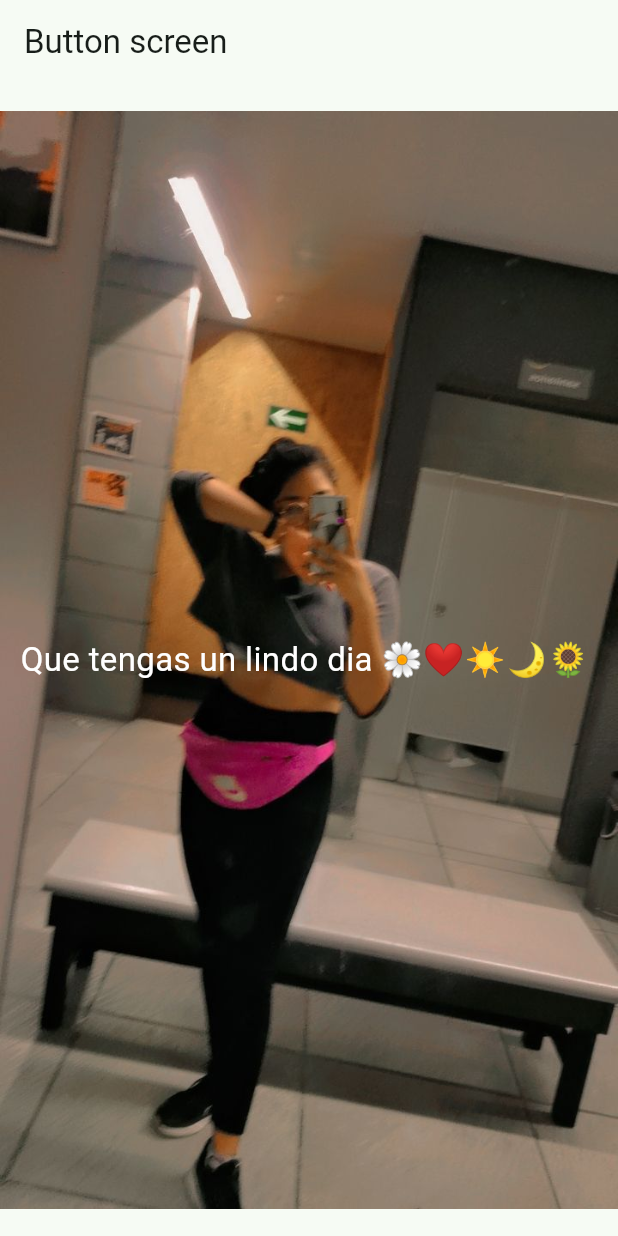
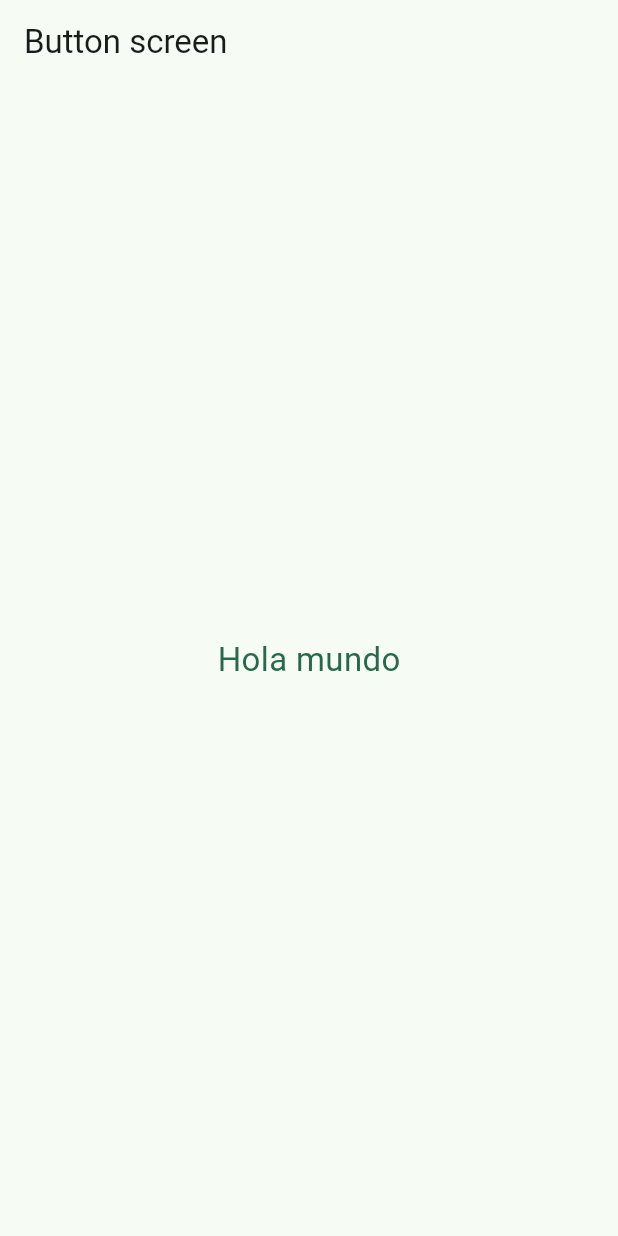
Before and after one commit to Guillermo-NH/widgets_app, a Flutter app: the ButtonsScreen screen opened by its route, on a phone screen of 412 x 824 dp. Run offline on Flutter 3.47's test engine with Material 2 defaults, Android fonts, the phone set to English and light mode, and no system bars; our stand-ins replace go_router.

Commit message:
rutas con nombre implementado

```diff
--- a/lib/config/router/app_router.dart
+++ b/lib/config/router/app_router.dart
@@ -7,14 +7,17 @@ final appRouter = GoRouter(
   routes: [
     GoRoute(
       path: '/',
+      name: HomeScreen.name,
       builder: (context, state) => const HomeScreen(),
     ),
     GoRoute(
       path: '/buttons',
+      name: ButtonsScreen.name,
       builder: (context, state) => const ButtonsScreen(),
     ),
     GoRoute(
       path: '/cards',
+      name: CardsScreen.name,
       builder: (context, state) => const CardsScreen(),
     ),
   ],
--- a/lib/presentation/screens/buttons/buttons_screen.dart
+++ b/lib/presentation/screens/buttons/buttons_screen.dart
@@ -3,18 +3,20 @@ import 'package:flutter/material.dart';
 class ButtonsScreen extends StatelessWidget {
   const ButtonsScreen({super.key});
 
+  static String name = 'button_screen';
+
   @override
   Widget build(BuildContext context) {
+    final colors = Theme.of(context).colorScheme;
     return Scaffold(
       appBar: AppBar(title: const Text('Button screen')),
       body: Stack(
         children: [
-          SizedBox.expand(child: Image.asset('assets/image/03.jpeg')),
-          const Positioned(
+          Positioned(
               child: Center(
                   child: Text(
-            'Que tengas un lindo dia 🌼❤️☀️🌙🌻 ',
-            style: TextStyle(color: Colors.white, fontSize: 22),
+            'Hola mundo',
+            style: TextStyle(color: colors.primary, fontSize: 22),
           )))
         ],
       ),
--- a/lib/presentation/screens/cards/cards_screen.dart
+++ b/lib/presentation/screens/cards/cards_screen.dart
@@ -2,6 +2,8 @@ import 'package:flutter/material.dart';
 
 class CardsScreen extends StatelessWidget {
   const CardsScreen({super.key});
+
+  static String name = 'cards_screen';
 
   @override
   Widget build(BuildContext context) {
--- a/lib/presentation/screens/home/home_screen.dart
+++ b/lib/presentation/screens/home/home_screen.dart
@@ -5,6 +5,8 @@ import 'package:widgets_app/config/menu/menu_items.dart';
 
 class HomeScreen extends StatelessWidget {
   const HomeScreen({super.key});
+
+  static String name = 'home_screen';
 
   @override
   Widget build(BuildContext context) {
@@ -48,6 +50,8 @@ class _CustomListTile extends StatelessWidget {
         subtitle: Text(menuItem.subTitle),
         leading: Icon(menuItem.icon, color: colors.primary),
         trailing: Icon(Icons.arrow_forward_ios_rounded, color: colors.primary),
-        onTap: () => context.push(menuItem.link));
+        onTap: () => context.push(menuItem.link)
+        // onTap: () => context.pushNamed(CardsScreen.name)
+        );
   }
 }
```
Also changed, not shown: assets/image/01.jpeg (deleted), assets/image/02.jpeg (deleted), assets/image/03.jpeg (deleted).
